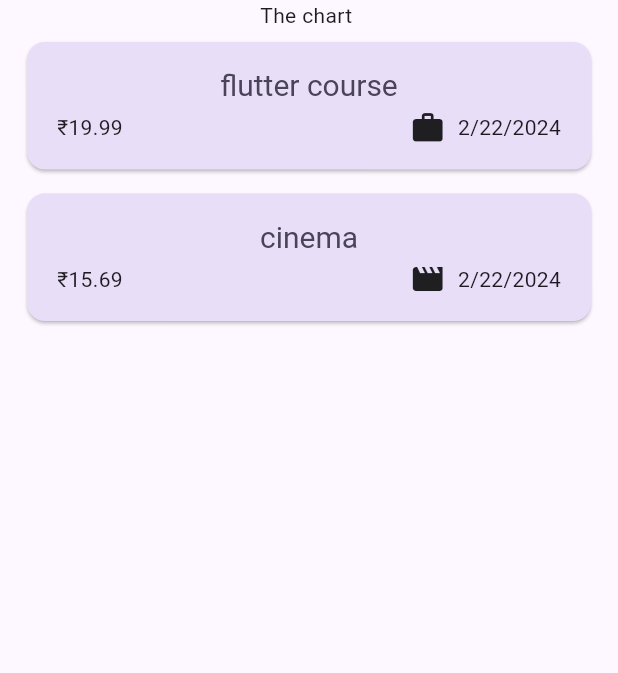
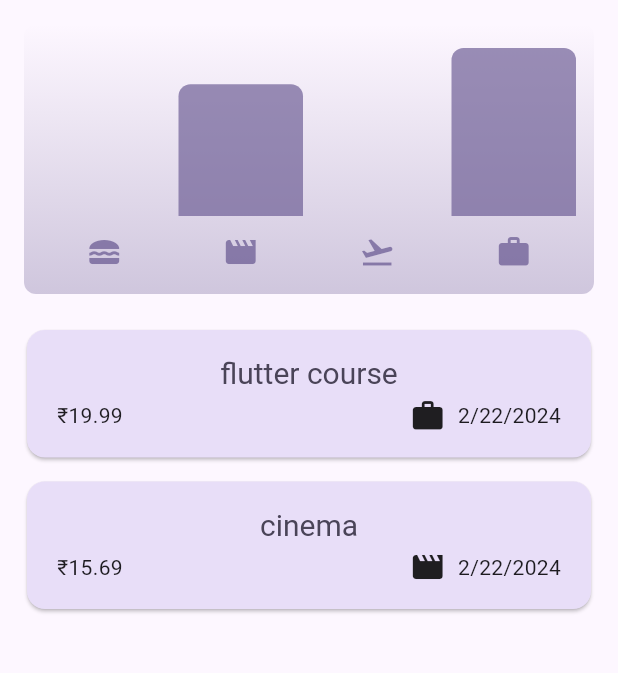
Before and after one commit to AyushGupta1111/Expense_app_udemy, a Flutter app: the screen it shows after launch, on a phone screen of 412 x 824 dp, the part 84-757 px from its top. Run offline on Flutter 3.47's test engine with Material 3 defaults, Android fonts, the phone set to English and light mode, and no system bars.

Commit message:
aprox module 1 complete

```diff
--- a/lib/widgits/chart/chart.dart
+++ b/lib/widgits/chart/chart.dart
@@ -0,0 +1,95 @@
+import 'package:flutter/material.dart';
+
+import 'package:expense_tracker_udemy/widgits/chart/chart_bar.dart';
+import 'package:expense_tracker_udemy/model/expense.dart';
+
+class Chart extends StatelessWidget {
+  const Chart({super.key, required this.expenses});
+
+  final List<Expanse> expenses;
+
+  List<ExpenseBucket> get buckets {
+    return [
+      ExpenseBucket.forCategory(expenses, Category.food),
+      ExpenseBucket.forCategory(expenses, Category.leisure),
+      ExpenseBucket.forCategory(expenses, Category.travel),
+      ExpenseBucket.forCategory(expenses, Category.work),
+    ];
+  }
+
+  double get maxTotalExpense {
+    double maxTotalExpense = 0;
+
+    for (final bucket in buckets) {
+      if (bucket.totalExpenses > maxTotalExpense) {
+        maxTotalExpense = bucket.totalExpenses;
+      }
+    }
+
+    return maxTotalExpense;
+  }
+
+  @override
+  Widget build(BuildContext context) {
+    final isDarkMode =
+        MediaQuery.of(context).platformBrightness == Brightness.dark;
+    return Container(
+      margin: const EdgeInsets.all(16),
+      padding: const EdgeInsets.symmetric(
+        vertical: 16,
+        horizontal: 8,
+      ),
+      width: double.infinity,
+      height: 180,
+      decoration: BoxDecoration(
+        borderRadius: BorderRadius.circular(8),
+        gradient: LinearGradient(
+          colors: [
+            Theme.of(context).colorScheme.primary.withOpacity(0.3),
+            Theme.of(context).colorScheme.primary.withOpacity(0.0)
+          ],
+          begin: Alignment.bottomCenter,
+          end: Alignment.topCenter,
+        ),
+      ),
+      child: Column(
+        children: [
+          Expanded(
+            child: Row(
+              crossAxisAlignment: CrossAxisAlignment.end,
+              children: [
+                for (final bucket in buckets) // alternative to map()
+                  ChartBar(
+                    fill: bucket.totalExpenses == 0
+                        ? 0
+                        : bucket.totalExpenses / maxTotalExpense,
+                  )
+              ],
+            ),
+          ),
+          const SizedBox(height: 12),
+          Row(
+            children: buckets
+                .map(
+                  (bucket) => Expanded(
+                child: Padding(
+                  padding: const EdgeInsets.symmetric(horizontal: 4),
+                  child: Icon(
+                    categoryIcon[bucket.category],
+                    color: isDarkMode
+                        ? Theme.of(context).colorScheme.secondary
+                        : Theme.of(context)
+                        .colorScheme
+                        .primary
+                        .withOpacity(0.7),
+                  ),
+                ),
+              ),
+            )
+                .toList(),
+          )
+        ],
+      ),
+    );
+  }
+}
--- a/lib/widgits/chart/chart_bar.dart
+++ b/lib/widgits/chart/chart_bar.dart
@@ -0,0 +1,34 @@
+import 'package:flutter/material.dart';
+
+class ChartBar extends StatelessWidget {
+  const ChartBar({
+    super.key,
+    required this.fill,
+  });
+
+  final double fill;
+
+  @override
+  Widget build(BuildContext context) {
+    final isDarkMode =
+        MediaQuery.of(context).platformBrightness == Brightness.dark;
+    return Expanded(
+      child: Padding(
+        padding: const EdgeInsets.symmetric(horizontal: 4),
+        child: FractionallySizedBox(
+          heightFactor: fill,
+          child: DecoratedBox(
+            decoration: BoxDecoration(
+              shape: BoxShape.rectangle,
+              borderRadius:
+              const BorderRadius.vertical(top: Radius.circular(8)),
+              color: isDarkMode
+                  ? Theme.of(context).colorScheme.secondary
+                  : Theme.of(context).colorScheme.primary.withOpacity(0.65),
+            ),
+          ),
+        ),
+      ),
+    );
+  }
+}
--- a/lib/widgits/expenses.dart
+++ b/lib/widgits/expenses.dart
@@ -1,3 +1,4 @@
+import "package:expense_tracker_udemy/widgits/chart/chart.dart";
 import "package:expense_tracker_udemy/widgits/expanses_list/expenses_list.dart";
 import "package:expense_tracker_udemy/model/expense.dart";
 import "package:expense_tracker_udemy/widgits/new_expense.dart";
@@ -77,7 +78,7 @@
      body:  Column(
        children: [
 
-         const Text("The chart "),
+         Chart(expenses: _registerdExpense),
 
          Expanded(child: mainContent),
        ],
```
